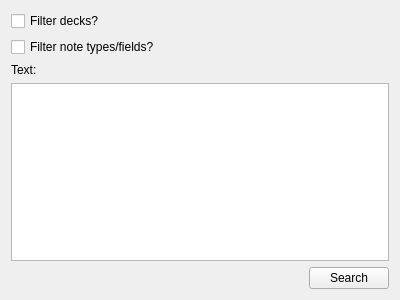
ll-in-anki/find-missing-words, file designer/search.ui: the form before one commit.
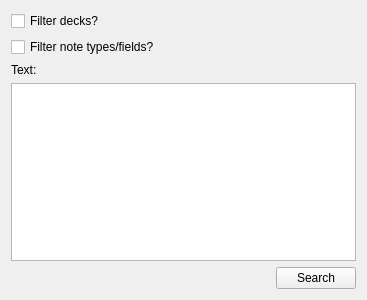
The form after the commit.

Commit message:
Fix addon window not showing
Needed to attach widget to top-level mw first or else it would be
garbage-collected after the invoke_addon_window() finished.

The edit to the form file:
```diff
--- a/designer/search.ui
+++ b/designer/search.ui
@@ -6,7 +6,7 @@
    <rect>
     <x>0</x>
     <y>0</y>
-    <width>400</width>
+    <width>367</width>
     <height>300</height>
    </rect>
   </property>
```
Left out of the diff: 2 changed lines with no effect on the pictures. The commit also changes 2 other files.
